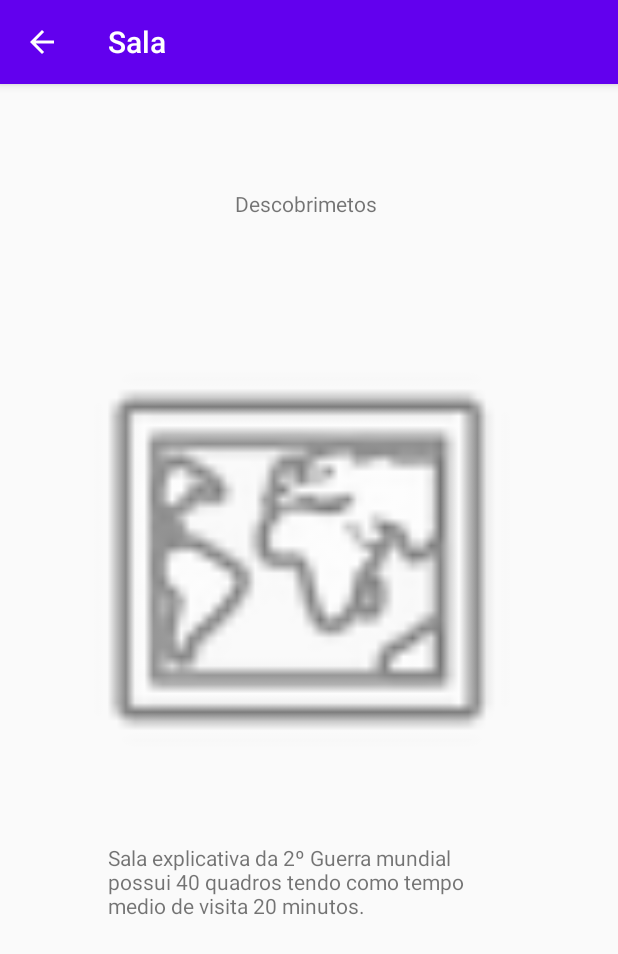
After one commit to Yusufaky/MyMuseu, an Android app: the QRcode_Sala screen opened directly, with no data from a screen before it, on a phone screen of 412 x 824 dp. The commit adds this screen. Shown: the top 954 px of the screen. Run offline under Robolectric (Android 15) with nearby library versions, the light colour scheme and no system bars.

Commit message:
QRCODE sala+ condicoes

```diff
--- /dev/null
+++ b/app/src/main/java/com/example/mymuseu/QRcode_Sala.kt
@@ -0,0 +1,14 @@
+package com.example.mymuseu
+
+import androidx.appcompat.app.AppCompatActivity
+import android.os.Bundle
+
+class QRcode_Sala : AppCompatActivity() {
+
+    override fun onCreate(savedInstanceState: Bundle?) {
+        super.onCreate(savedInstanceState)
+        setContentView(R.layout.activity_q_rcode__sala)
+        supportActionBar!!.title= "Sala"//getString(R.string.contactos)
+        supportActionBar!!.setDisplayHomeAsUpEnabled(true)
+    }
+}
--- /dev/null
+++ b/app/src/main/res/layout/activity_q_rcode__sala.xml
@@ -0,0 +1,40 @@
+<?xml version="1.0" encoding="utf-8"?>
+<androidx.constraintlayout.widget.ConstraintLayout xmlns:android="http://schemas.android.com/apk/res/android"
+    xmlns:app="http://schemas.android.com/apk/res-auto"
+    xmlns:tools="http://schemas.android.com/tools"
+    android:layout_width="match_parent"
+    android:layout_height="match_parent"
+    tools:context=".QRcode_Sala">
+
+    <ImageView
+        android:id="@+id/img_Sala"
+        android:layout_width="296dp"
+        android:layout_height="306dp"
+        android:layout_marginStart="50dp"
+        android:layout_marginTop="70dp"
+        app:layout_constraintStart_toStartOf="parent"
+        app:layout_constraintTop_toBottomOf="@+id/titulo_Quadro"
+        app:srcCompat="@android:drawable/ic_menu_mapmode" />
+
+    <TextView
+        android:id="@+id/titulo_Quadro"
+        android:layout_width="99dp"
+        android:layout_height="24dp"
+        android:layout_marginTop="70dp"
+        android:text="Descobrimetos"
+        app:layout_constraintEnd_toEndOf="parent"
+        app:layout_constraintHorizontal_bias="0.5"
+        app:layout_constraintStart_toStartOf="parent"
+        app:layout_constraintTop_toTopOf="parent" />
+
+    <TextView
+        android:id="@+id/descricao_Sala"
+        android:layout_width="249dp"
+        android:layout_height="76dp"
+        android:layout_marginStart="72dp"
+        android:layout_marginTop="36dp"
+        android:text="Sala explicativa da 2º Guerra mundial possui 40 quadros tendo como tempo medio de visita 20 minutos."
+        app:layout_constraintStart_toStartOf="parent"
+        app:layout_constraintTop_toBottomOf="@+id/img_Sala" />
+
+</androidx.constraintlayout.widget.ConstraintLayout>
```
Also changed, not shown: app/src/main/AndroidManifest.xml (+13 -5 lines), app/src/main/java/com/example/mymuseu/QRCode.kt (+10 -5 lines), app/src/main/res/layout/activity_q_rcode__quadro.xml (+18 -18 lines).
